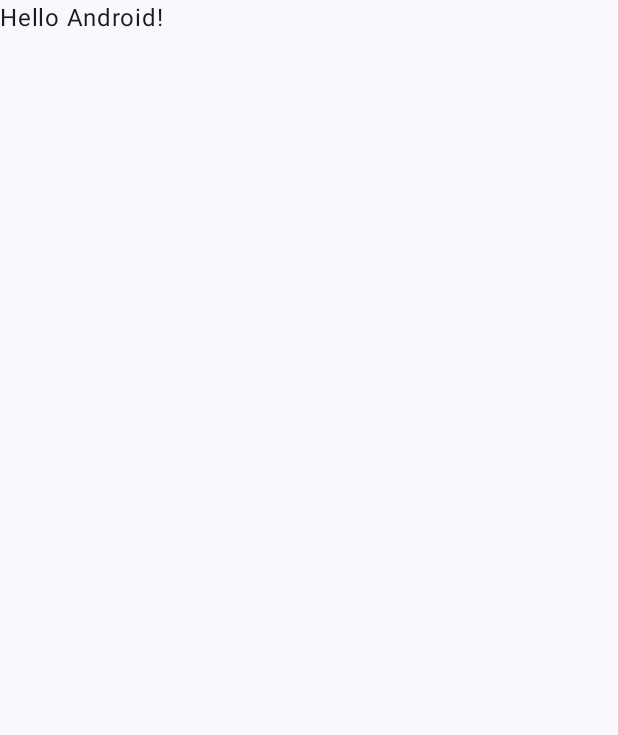
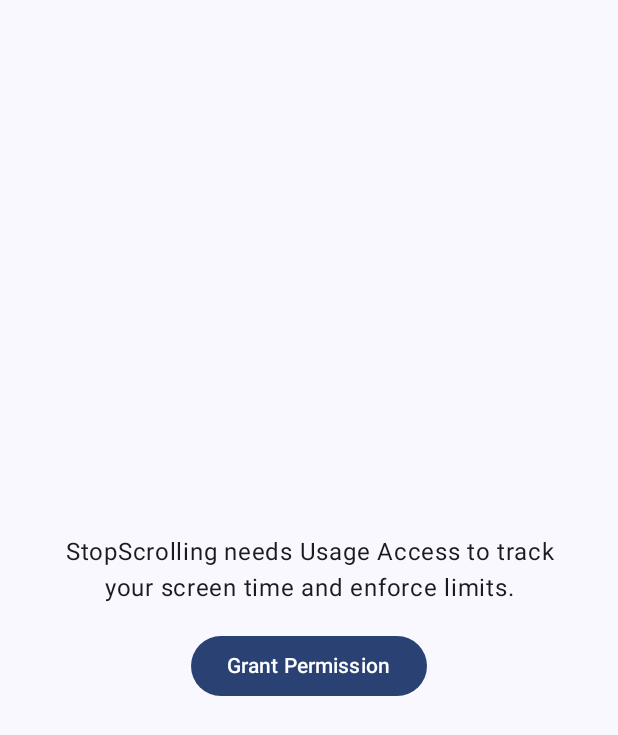
Before and after one commit to AuroraHEL/StopScrolling, an Android app built with Jetpack Compose: the screen it shows after launch (MainActivity), on a phone screen of 412 x 824 dp. Before the commit the part shown is almost empty. Shown: the top 735 px of the screen. Run offline under Robolectric (Android 15) with nearby library versions, the phone set to English and light mode, and no system bars.

Commit message:
us-02 all tasks completed

```diff
--- a/app/src/main/AndroidManifest.xml
+++ b/app/src/main/AndroidManifest.xml
@@ -1,6 +1,10 @@
 <?xml version="1.0" encoding="utf-8"?>
 <manifest xmlns:android="http://schemas.android.com/apk/res/android"
     xmlns:tools="http://schemas.android.com/tools">
+
+    <uses-permission
+        android:name="android.permission.PACKAGE_USAGE_STATS"
+        tools:ignore="ProtectedPermissions" />
 
     <application
         android:allowBackup="true"
--- a/app/src/main/java/com/example/stopscrolling/MainActivity.kt
+++ b/app/src/main/java/com/example/stopscrolling/MainActivity.kt
@@ -12,6 +12,8 @@ import androidx.compose.runtime.Composable
 import androidx.compose.ui.Modifier
 import androidx.compose.ui.tooling.preview.Preview
 import com.example.stopscrolling.ui.theme.StopScrollingTheme
+import androidx.compose.foundation.layout.Box
+import android.widget.Toast
 
 class MainActivity : ComponentActivity() {
     override fun onCreate(savedInstanceState: Bundle?) {
@@ -20,28 +22,35 @@ class MainActivity : ComponentActivity() {
         setContent {
             StopScrollingTheme {
                 Scaffold(modifier = Modifier.fillMaxSize()) { innerPadding ->
-                    Greeting(
-                        name = "Android",
-                        modifier = Modifier.padding(innerPadding)
-                    )
+                    Box(modifier = Modifier.padding(innerPadding).fillMaxSize()) {
+                        PermissionScreen(
+                            onPermissionGranted = {
+                                Toast.makeText(
+                                    this@MainActivity,
+                                    "Success! Ready for the next screen.",
+                                    Toast.LENGTH_LONG
+                                ).show()
+                            }
+                        )
+                    }
                 }
             }
         }
     }
 }
 
-@Composable
-fun Greeting(name: String, modifier: Modifier = Modifier) {
-    Text(
-        text = "Hello $name!",
-        modifier = modifier
-    )
-}
-
-@Preview(showBackground = true)
-@Composable
-fun GreetingPreview() {
-    StopScrollingTheme {
-        Greeting("Android")
-    }
-}
+//@Composable
+//fun Greeting(name: String, modifier: Modifier = Modifier) {
+//    Text(
+//        text = "Hello $name!",
+//        modifier = modifier
+//    )
+//}
+//
+//@Preview(showBackground = true)
+//@Composable
+//fun GreetingPreview() {
+//    StopScrollingTheme {
+//        Greeting("Android")
+//    }
+//}
--- /dev/null
+++ b/app/src/main/java/com/example/stopscrolling/PermissionScreen.kt
@@ -0,0 +1,99 @@
+package com.example.stopscrolling
+
+import android.app.AppOpsManager
+import android.content.Context
+import android.content.Intent
+import android.os.Process
+import android.provider.Settings
+import androidx.compose.foundation.layout.*
+import androidx.compose.material3.Button
+import androidx.compose.material3.MaterialTheme
+import androidx.compose.material3.Text
+import androidx.compose.runtime.*
+import androidx.compose.ui.Alignment
+import androidx.compose.ui.Modifier
+import androidx.compose.ui.platform.LocalContext
+import androidx.compose.ui.unit.dp
+import androidx.lifecycle.Lifecycle
+import androidx.lifecycle.LifecycleEventObserver
+import androidx.lifecycle.compose.LocalLifecycleOwner
+import androidx.compose.ui.text.style.TextAlign
+
+@Composable
+fun PermissionScreen(onPermissionGranted: () -> Unit) {
+    val context = LocalContext.current
+    val lifecycleOwner = LocalLifecycleOwner.current
+
+    var hasRequested by remember { mutableStateOf(false) }
+    var showDeniedMessage by remember { mutableStateOf(false) }
+
+    DisposableEffect(lifecycleOwner) {
+        val observer = LifecycleEventObserver { _, event ->
+            if (event == Lifecycle.Event.ON_RESUME) {
+                if (hasUsageStatsPermission(context)) {
+                    showDeniedMessage = false
+
+                    onPermissionGranted()
+                } else if (hasRequested) {
+                    showDeniedMessage = true
+                }
+            }
+        }
+        lifecycleOwner.lifecycle.addObserver(observer)
+        onDispose {
+            lifecycleOwner.lifecycle.removeObserver(observer)
+        }
+    }
+
+    Column(
+        modifier = Modifier.fillMaxSize(),
+        horizontalAlignment = Alignment.CenterHorizontally,
+        verticalArrangement = Arrangement.Center
+    ) {
+
+        Text(
+            text = "StopScrolling needs Usage Access to track your screen time and enforce limits.",
+            modifier = Modifier.padding(horizontal = 32.dp),
+            textAlign = TextAlign.Center
+        )
+
+        Spacer(modifier = Modifier.height(16.dp))
+
+        Button(onClick = {
+            hasRequested = true
+            val intent = Intent(Settings.ACTION_USAGE_ACCESS_SETTINGS)
+            context.startActivity(intent)
+        }) {
+            Text(text = "Grant Permission")
+        }
+
+        if (showDeniedMessage) {
+            Spacer(modifier = Modifier.height(16.dp))
+            Text(
+                text = "Permission required. Please find StopScrolling in the list and allow access.",
+                color = MaterialTheme.colorScheme.error,
+                textAlign = TextAlign.Center,
+                modifier = Modifier.padding(horizontal = 32.dp)
+            )
+        }
+    }
+}
+
+fun hasUsageStatsPermission(context: Context): Boolean {
+    val appOps = context.getSystemService(Context.APP_OPS_SERVICE) as AppOpsManager
+    val mode = if (android.os.Build.VERSION.SDK_INT >= android.os.Build.VERSION_CODES.Q) {
+        appOps.unsafeCheckOpNoThrow(
+            AppOpsManager.OPSTR_GET_USAGE_STATS,
+            Process.myUid(),
+            context.packageName
+        )
+    } else {
+        @Suppress("DEPRECATION")
+        appOps.checkOpNoThrow(
+            AppOpsManager.OPSTR_GET_USAGE_STATS,
+            Process.myUid(),
+            context.packageName
+        )
+    }
+    return mode == AppOpsManager.MODE_ALLOWED
+}
```
